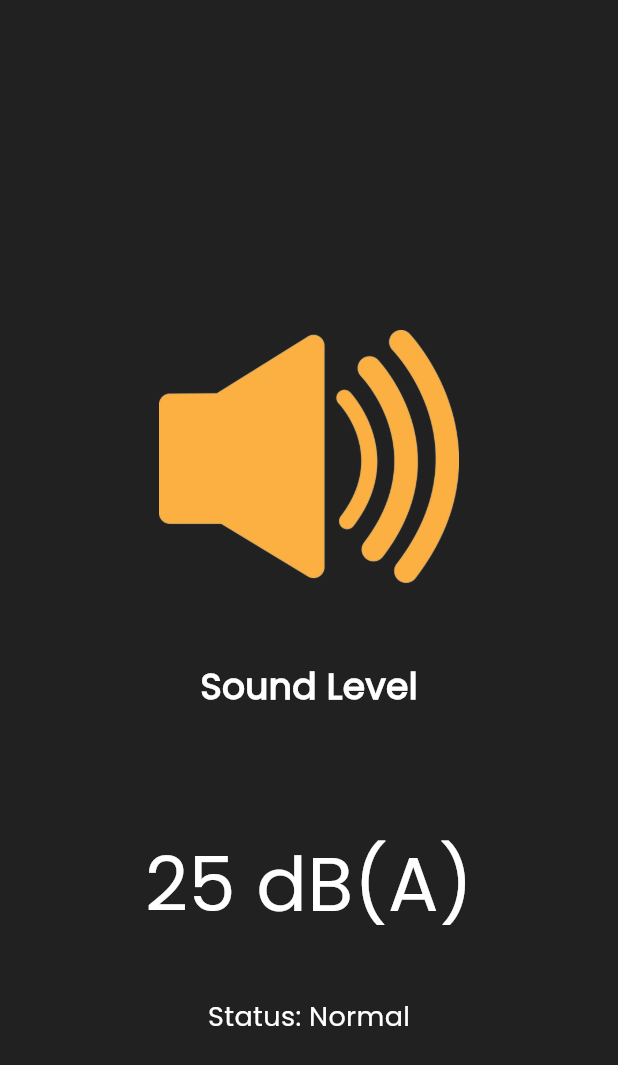
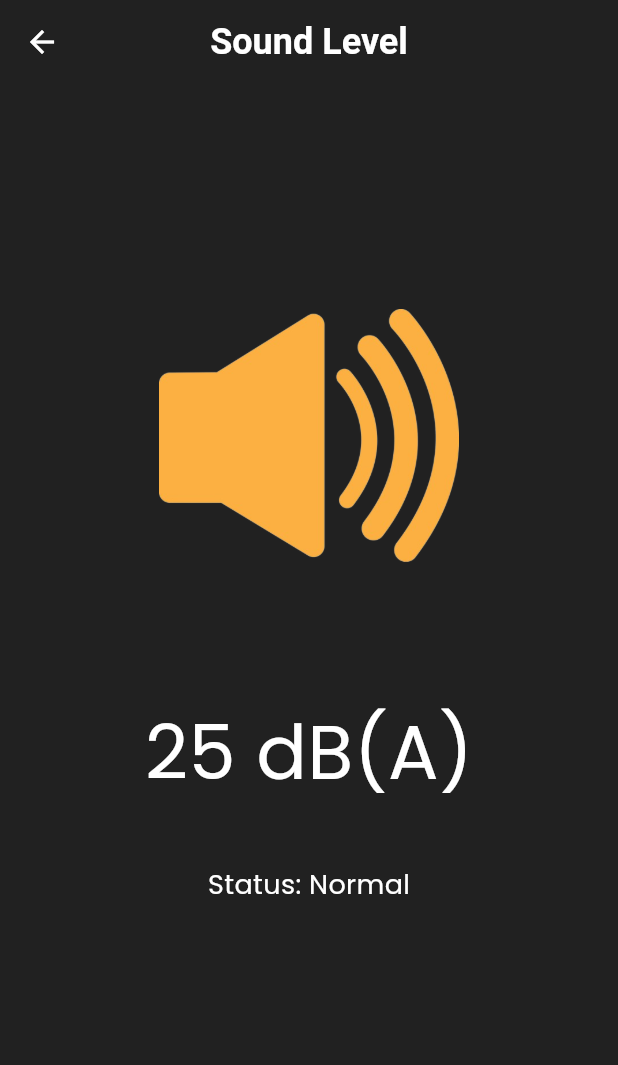
Before and after one commit to AshenDulsanka/IoT-PMS, a Flutter app: the Sound screen opened directly, on a phone screen of 412 x 824 dp. Shown: the top 1065 px of the screen. Run offline on Flutter 3.47's test engine with Material 3 defaults, Android fonts, the phone set to English and light mode, and no system bars.

Commit message:
modified sound page with appbar

```diff
--- a/mobileapp/lib/pages/sound.dart
+++ b/mobileapp/lib/pages/sound.dart
@@ -8,9 +8,31 @@
   Widget build(BuildContext context) {
     return Scaffold(
       backgroundColor: Colors.grey[900],
-      body: Center(
+      appBar: AppBar(
+        title: Text(
+          "Sound Level",
+          textAlign: TextAlign.center,
+          style: TextStyle(
+            color: Colors.white,
+            fontSize: 24,
+            fontWeight: FontWeight.bold,
+          ),
+        ),
+        centerTitle: true,
+        backgroundColor: Colors.grey[900], // Set app bar color to match background
+        elevation: 0,
+        leading: IconButton(
+          icon: Icon(Icons.arrow_back),
+          color: Colors.white,
+          onPressed: () {
+            Navigator.pop(context);
+          },
+        ),// Remove elevation
+      ),
+      body: SafeArea(
+        child: Center(
           child: Container(
-          padding: EdgeInsets.fromLTRB(20.0, 220.0, 20.0, 0.0),
+            padding: EdgeInsets.fromLTRB(20.0, 150.0, 20.0, 0.0),
             child: Column(
               mainAxisAlignment: MainAxisAlignment.start,
               children: [
@@ -20,17 +42,7 @@
                   height: 200,
                   alignment: Alignment.topCenter,
                 ),
-              SizedBox(height: 20),
-              Text(
-                "Sound Level",
-                style: TextStyle(
-                  fontSize: 24,
-                  fontWeight: FontWeight.bold,
-                  color: Colors.white,
-                  fontFamily: "Poppins",
-                ),
-              ),
-              SizedBox(height: 80),
+                SizedBox(height: 60),
                 Text(
                   "25 dB(A)",
                   style: TextStyle(
@@ -54,6 +66,7 @@
             ),
           ),
         ),
+      ),
     );
   }
 }
```
Lines whose indentation alone changed are shown as unchanged.
